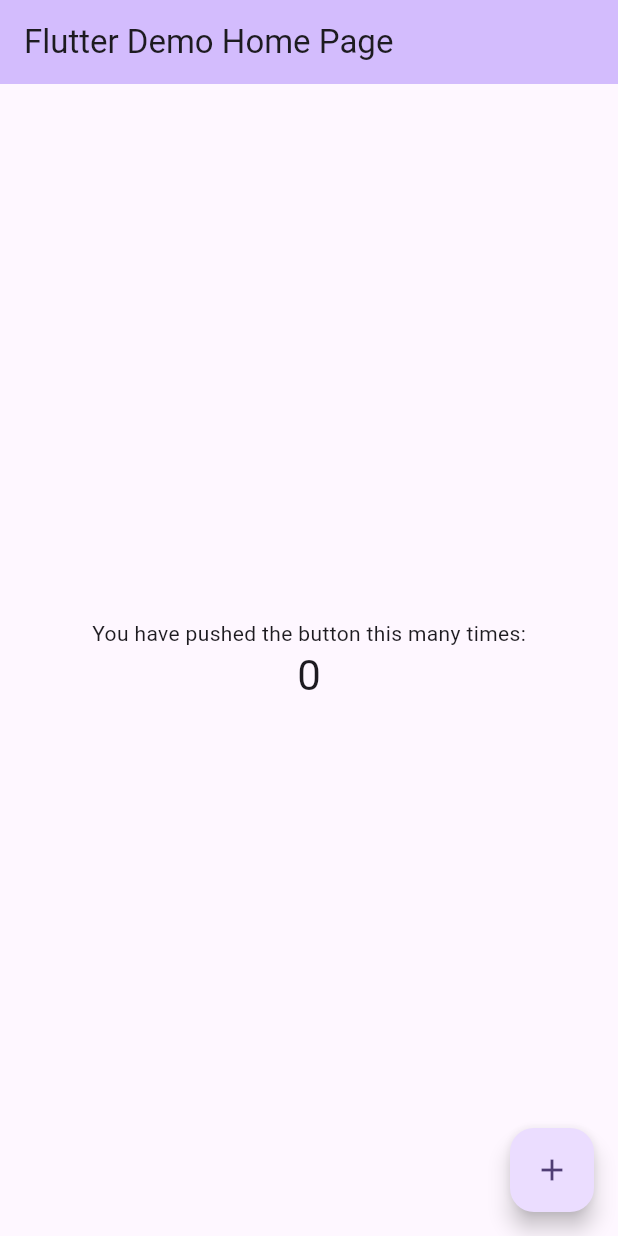
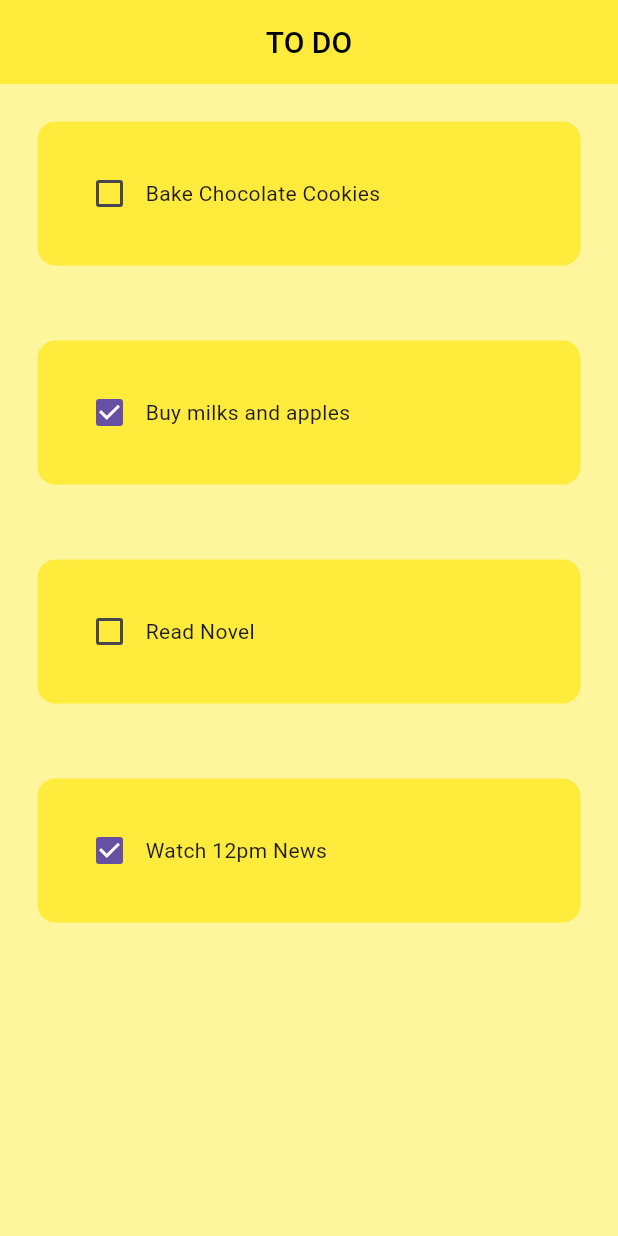
Before and after one commit to JJILU/flutter_todo_mk, a Flutter app: the screen it shows after launch, on a phone screen of 412 x 824 dp. Run offline on Flutter 3.47's test engine with Material 3 defaults, Android fonts, the phone set to English and light mode, and no system bars.

Commit message:
create util folder, add todo_til dart file and create custom ToDoTile

```diff
--- a/lib/main.dart
+++ b/lib/main.dart
@@ -1,4 +1,7 @@
+// ignore_for_file: prefer_const_constructors
+
 import 'package:flutter/material.dart';
+import 'package:to_do_app/pages/home_page.dart';
 
 void main() {
   runApp(const MyApp());
@@ -7,119 +10,19 @@ void main() {
 class MyApp extends StatelessWidget {
   const MyApp({super.key});
 
-  // This widget is the root of your application.
   @override
   Widget build(BuildContext context) {
-    return MaterialApp(
-      title: 'Flutter Demo',
-      theme: ThemeData(
-        // This is the theme of your application.
-        //
-        // TRY THIS: Try running your application with "flutter run". You'll see
-        // the application has a purple toolbar. Then, without quitting the app,
-        // try changing the seedColor in the colorScheme below to Colors.green
-        // and then invoke "hot reload" (save your changes or press the "hot
-        // reload" button in a Flutter-supported IDE, or press "r" if you used
-        // the command line to start the app).
-        //
-        // Notice that the counter didn't reset back to zero; the application
-        // state is not lost during the reload. To reset the state, use hot
-        // restart instead.
-        //
-        // This works for code too, not just values: Most code changes can be
-        // tested with just a hot reload.
-        colorScheme: ColorScheme.fromSeed(seedColor: Colors.deepPurple),
-        useMaterial3: true,
+    return  MaterialApp(
+      debugShowCheckedModeBanner: false,
+      home: HomePage(),
+      // App default colors
+      theme: ThemeData(primarySwatch: Colors.yellow,
+       appBarTheme: AppBarTheme(
+          color: Colors.yellow,
+          titleTextStyle: TextStyle(color: Colors.black, fontSize: 20, fontWeight: FontWeight.w500),
+          iconTheme: IconThemeData(color: Colors.black),
+          ),
       ),
-      home: const MyHomePage(title: 'Flutter Demo Home Page'),
     );
   }
 }
-
-class MyHomePage extends StatefulWidget {
-  const MyHomePage({super.key, required this.title});
-
-  // This widget is the home page of your application. It is stateful, meaning
-  // that it has a State object (defined below) that contains fields that affect
-  // how it looks.
-
-  // This class is the configuration for the state. It holds the values (in this
-  // case the title) provided by the parent (in this case the App widget) and
-  // used by the build method of the State. Fields in a Widget subclass are
-  // always marked "final".
-
-  final String title;
-
-  @override
-  State<MyHomePage> createState() => _MyHomePageState();
-}
-
-class _MyHomePageState extends State<MyHomePage> {
-  int _counter = 0;
-
-  void _incrementCounter() {
-    setState(() {
-      // This call to setState tells the Flutter framework that something has
-      // changed in this State, which causes it to rerun the build method below
-      // so that the display can reflect the updated values. If we changed
-      // _counter without calling setState(), then the build method would not be
-      // called again, and so nothing would appear to happen.
-      _counter++;
-    });
-  }
-
-  @override
-  Widget build(BuildContext context) {
-    // This method is rerun every time setState is called, for instance as done
-    // by the _incrementCounter method above.
-    //
-    // The Flutter framework has been optimized to make rerunning build methods
-    // fast, so that you can just rebuild anything that needs updating rather
-    // than having to individually change instances of widgets.
-    return Scaffold(
-      appBar: AppBar(
-        // TRY THIS: Try changing the color here to a specific color (to
-        // Colors.amber, perhaps?) and trigger a hot reload to see the AppBar
-        // change color while the other colors stay the same.
-        backgroundColor: Theme.of(context).colorScheme.inversePrimary,
-        // Here we take the value from the MyHomePage object that was created by
-        // the App.build method, and use it to set our appbar title.
-        title: Text(widget.title),
-      ),
-      body: Center(
-        // Center is a layout widget. It takes a single child and positions it
-        // in the middle of the parent.
-        child: Column(
-          // Column is also a layout widget. It takes a list of children and
-          // arranges them vertically. By default, it sizes itself to fit its
-          // children horizontally, and tries to be as tall as its parent.
-          //
-          // Column has various properties to control how it sizes itself and
-          // how it positions its children. Here we use mainAxisAlignment to
-          // center the children vertically; the main axis here is the vertical
-          // axis because Columns are vertical (the cross axis would be
-          // horizontal).
-          //
-          // TRY THIS: Invoke "debug painting" (choose the "Toggle Debug Paint"
-          // action in the IDE, or press "p" in the console), to see the
-          // wireframe for each widget.
-          mainAxisAlignment: MainAxisAlignment.center,
-          children: <Widget>[
-            const Text(
-              'You have pushed the button this many times:',
-            ),
-            Text(
-              '$_counter',
-              style: Theme.of(context).textTheme.headlineMedium,
-            ),
-          ],
-        ),
-      ),
-      floatingActionButton: FloatingActionButton(
-        onPressed: _incrementCounter,
-        tooltip: 'Increment',
-        child: const Icon(Icons.add),
-      ), // This trailing comma makes auto-formatting nicer for build methods.
-    );
-  }
-}
--- /dev/null
+++ b/lib/pages/home_page.dart
@@ -0,0 +1,33 @@
+// ignore_for_file: prefer_const_constructors, prefer_const_literals_to_create_immutables
+
+import 'package:flutter/material.dart';
+import 'package:to_do_app/util/todo_til.dart';
+
+class HomePage extends StatefulWidget {
+  const HomePage({super.key});
+
+  @override
+  State<HomePage> createState() => _HomePageState();
+}
+
+class _HomePageState extends State<HomePage> {
+  @override
+  Widget build(BuildContext context) {
+    return Scaffold(
+      backgroundColor: Colors.yellow[200],
+      appBar: AppBar(
+        title: Text("TO DO"),
+        elevation: 0,
+        centerTitle: true,
+      ),
+      body: ListView(
+        children: [
+          ToDoTile(taskName: "Bake Chocolate Cookies",taskCompleted: false, onChanged: (p0) {} ,),
+          ToDoTile(taskName: "Buy milks and apples", taskCompleted: true, onChanged: (p0) {},),
+          ToDoTile(taskName: "Read Novel", taskCompleted: false, onChanged: (p0) {},),
+          ToDoTile(taskName: "Watch 12pm News",taskCompleted: true, onChanged: (p0) {},),
+        ],
+      ),
+    );
+  }
+}
--- /dev/null
+++ b/lib/util/todo_til.dart
@@ -0,0 +1,44 @@
+// ignore_for_file: prefer_const_constructors, sort_child_properties_last, prefer_const_literals_to_create_immutables
+
+import 'package:flutter/material.dart';
+
+class ToDoTile extends StatelessWidget {
+  // Text : String
+  final String taskName;
+  // checkbox: value : true or false
+  final bool taskCompleted;
+  // checkbox: onChanged  : meythod changes the state of check box to true o false
+  Function(bool?)? onChanged;
+
+  // Custom Widget
+   ToDoTile({
+    super.key,
+    required this.taskName,
+    required this.taskCompleted,
+    required this.onChanged,
+    });
+
+  @override
+  Widget build(BuildContext context) {
+    return Padding(
+      padding: const EdgeInsets.all(25.0),
+      child: Container(
+        child: Padding(
+          padding: const EdgeInsets.all(24.0),
+          child: Row(
+            children: [
+              //checkbox
+              Checkbox(value: taskCompleted, onChanged: onChanged),
+              // task name
+              Text(taskName),
+            ],
+          ),
+        ),
+        decoration: BoxDecoration(
+          color: Colors.yellow,
+          borderRadius: BorderRadius.circular(12),
+        ),
+      ),
+    );
+  }
+}
```
